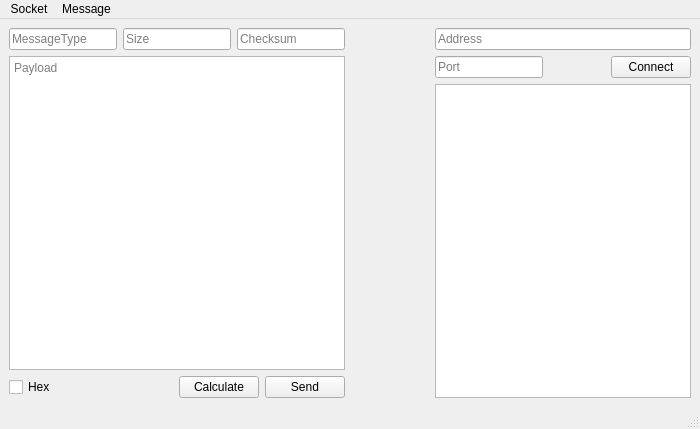
Qt form tools/SocketView/mainwindow.ui (jLantxa/server) before a commit.
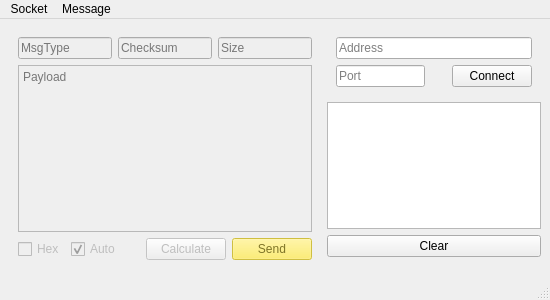
The same form after that commit.

Commit message:
Handle login and messages
  * Erase unlogged client after login
  * Add clients to list of user clients
  * Non-blocking read from sockets

The edit to the form file:
```diff
--- a/tools/SocketView/mainwindow.ui
+++ b/tools/SocketView/mainwindow.ui
@@ -6,30 +6,33 @@
    <rect>
     <x>0</x>
     <y>0</y>
-    <width>700</width>
-    <height>429</height>
+    <width>550</width>
+    <height>300</height>
    </rect>
   </property>
+  <property name="sizePolicy">
+   <sizepolicy hsizetype="Expanding" vsizetype="Minimum">
+    <horstretch>0</horstretch>
+    <verstretch>0</verstretch>
+   </sizepolicy>
+  </property>
   <property name="windowTitle">
    <string>MainWindow</string>
   </property>
   <widget class="QWidget" name="centralwidget">
    <layout class="QGridLayout" name="gridLayout">
-    <item row="0" column="0">
+    <item row="0" column="0" rowspan="3">
+     <widget class="QWidget" name="wMessageView" native="true">
+      <property name="enabled">
+       <bool>false</bool>
+      </property>
      <layout class="QVBoxLayout" name="verticalLayout_2">
       <item>
        <layout class="QHBoxLayout" name="horizontalLayout_2">
         <item>
          <widget class="QLineEdit" name="teMessageType">
           <property name="placeholderText">
-           <string>MessageType</string>
-          </property>
-         </widget>
-        </item>
-        <item>
-         <widget class="QLineEdit" name="teSize">
-          <property name="placeholderText">
-           <string>Size</string>
+            <string>MsgType</string>
           </property>
          </widget>
         </item>
@@ -40,6 +43,13 @@
           </property>
          </widget>
         </item>
+         <item>
+          <widget class="QLineEdit" name="teSize">
+           <property name="placeholderText">
+            <string>Size</string>
+           </property>
+          </widget>
+         </item>
        </layout>
       </item>
       <item>
@@ -53,11 +63,24 @@
        <layout class="QHBoxLayout" name="horizontalLayout_4">
         <item>
          <widget class="QCheckBox" name="cbHex">
+           <property name="enabled">
+            <bool>false</bool>
+           </property>
           <property name="text">
            <string>Hex</string>
           </property>
          </widget>
         </item>
+         <item>
+          <widget class="QCheckBox" name="cbAutoCalc">
+           <property name="text">
+            <string>Auto</string>
+           </property>
+           <property name="checked">
+            <bool>true</bool>
+           </property>
+          </widget>
+         </item>
         <item>
          <spacer name="horizontalSpacer_3">
           <property name="orientation">
@@ -80,6 +103,451 @@
         </item>
         <item>
          <widget class="QPushButton" name="bSend">
+           <property name="palette">
+            <palette>
+             <active>
+              <colorrole role="WindowText">
+               <brush brushstyle="SolidPattern">
+                <color alpha="255">
+                 <red>0</red>
+                 <green>0</green>
+                 <blue>0</blue>
+                </color>
+               </brush>
+              </colorrole>
+              <colorrole role="Button">
+               <brush brushstyle="SolidPattern">
+                <color alpha="255">
+                 <red>252</red>
+                 <green>233</green>
+                 <blue>79</blue>
+                </color>
+               </brush>
+              </colorrole>
+              <colorrole role="Light">
+               <brush brushstyle="SolidPattern">
+                <color alpha="255">
+                 <red>255</red>
+                 <green>250</green>
+                 <blue>203</blue>
+                </color>
+               </brush>
+              </colorrole>
+              <colorrole role="Midlight">
+               <brush brushstyle="SolidPattern">
+                <color alpha="255">
+                 <red>253</red>
+                 <green>241</green>
+                 <blue>141</blue>
+                </color>
+               </brush>
+              </colorrole>
+              <colorrole role="Dark">
+               <brush brushstyle="SolidPattern">
+                <color alpha="255">
+                 <red>126</red>
+                 <green>116</green>
+                 <blue>39</blue>
+                </color>
+               </brush>
+              </colorrole>
+              <colorrole role="Mid">
+               <brush brushstyle="SolidPattern">
+                <color alpha="255">
+                 <red>168</red>
+                 <green>155</green>
+                 <blue>52</blue>
+                </color>
+               </brush>
+              </colorrole>
+              <colorrole role="Text">
+               <brush brushstyle="SolidPattern">
+                <color alpha="255">
+                 <red>0</red>
+                 <green>0</green>
+                 <blue>0</blue>
+                </color>
+               </brush>
+              </colorrole>
+              <colorrole role="BrightText">
+               <brush brushstyle="SolidPattern">
+                <color alpha="255">
+                 <red>255</red>
+                 <green>255</green>
+                 <blue>255</blue>
+                </color>
+               </brush>
+              </colorrole>
+              <colorrole role="ButtonText">
+               <brush brushstyle="SolidPattern">
+                <color alpha="255">
+                 <red>0</red>
+                 <green>0</green>
+                 <blue>0</blue>
+                </color>
+               </brush>
+              </colorrole>
+              <colorrole role="Base">
+               <brush brushstyle="SolidPattern">
+                <color alpha="255">
+                 <red>255</red>
+                 <green>255</green>
+                 <blue>255</blue>
+                </color>
+               </brush>
+              </colorrole>
+              <colorrole role="Window">
+               <brush brushstyle="SolidPattern">
+                <color alpha="255">
+                 <red>252</red>
+                 <green>233</green>
+                 <blue>79</blue>
+                </color>
+               </brush>
+              </colorrole>
+              <colorrole role="Shadow">
+               <brush brushstyle="SolidPattern">
+                <color alpha="255">
+                 <red>0</red>
+                 <green>0</green>
+                 <blue>0</blue>
+                </color>
+               </brush>
+              </colorrole>
+              <colorrole role="AlternateBase">
+               <brush brushstyle="SolidPattern">
+                <color alpha="255">
+                 <red>253</red>
+                 <green>244</green>
+                 <blue>167</blue>
+                </color>
+               </brush>
+              </colorrole>
+              <colorrole role="ToolTipBase">
+               <brush brushstyle="SolidPattern">
+                <color alpha="255">
+                 <red>255</red>
+                 <green>255</green>
+                 <blue>220</blue>
+                </color>
+               </brush>
+              </colorrole>
+              <colorrole role="ToolTipText">
+               <brush brushstyle="SolidPattern">
+                <color alpha="255">
+                 <red>0</red>
+                 <green>0</green>
+                 <blue>0</blue>
+                </color>
+               </brush>
+              </colorrole>
+              <colorrole role="PlaceholderText">
+               <brush brushstyle="SolidPattern">
+                <color alpha="128">
+                 <red>0</red>
+                 <green>0</green>
+                 <blue>0</blue>
+                </color>
+               </brush>
+              </colorrole>
+             </active>
+             <inactive>
+              <colorrole role="WindowText">
+               <brush brushstyle="SolidPattern">
+                <color alpha="255">
+                 <red>0</red>
+                 <green>0</green>
+                 <blue>0</blue>
+                </color>
+               </brush>
+              </colorrole>
+              <colorrole role="Button">
+               <brush brushstyle="SolidPattern">
+                <color alpha="255">
+                 <red>252</red>
+                 <green>233</green>
+                 <blue>79</blue>
+                </color>
+               </brush>
+              </colorrole>
+              <colorrole role="Light">
+               <brush brushstyle="SolidPattern">
+                <color alpha="255">
+                 <red>255</red>
+                 <green>250</green>
+                 <blue>203</blue>
+                </color>
+               </brush>
+              </colorrole>
+              <colorrole role="Midlight">
+               <brush brushstyle="SolidPattern">
+                <color alpha="255">
+                 <red>253</red>
+                 <green>241</green>
+                 <blue>141</blue>
+                </color>
+               </brush>
+              </colorrole>
+              <colorrole role="Dark">
+               <brush brushstyle="SolidPattern">
+                <color alpha="255">
+                 <red>126</red>
+                 <green>116</green>
+                 <blue>39</blue>
+                </color>
+               </brush>
+              </colorrole>
+              <colorrole role="Mid">
+               <brush brushstyle="SolidPattern">
+                <color alpha="255">
+                 <red>168</red>
+                 <green>155</green>
+                 <blue>52</blue>
+                </color>
+               </brush>
+              </colorrole>
+              <colorrole role="Text">
+               <brush brushstyle="SolidPattern">
+                <color alpha="255">
+                 <red>0</red>
+                 <green>0</green>
+                 <blue>0</blue>
+                </color>
+               </brush>
+              </colorrole>
+              <colorrole role="BrightText">
+               <brush brushstyle="SolidPattern">
+                <color alpha="255">
+                 <red>255</red>
+                 <green>255</green>
+                 <blue>255</blue>
+                </color>
+               </brush>
+              </colorrole>
+              <colorrole role="ButtonText">
+               <brush brushstyle="SolidPattern">
+                <color alpha="255">
+                 <red>0</red>
+                 <green>0</green>
+                 <blue>0</blue>
+                </color>
+               </brush>
+              </colorrole>
+              <colorrole role="Base">
+               <brush brushstyle="SolidPattern">
+                <color alpha="255">
+                 <red>255</red>
+                 <green>255</green>
+                 <blue>255</blue>
+                </color>
+               </brush>
+              </colorrole>
+              <colorrole role="Window">
+               <brush brushstyle="SolidPattern">
+                <color alpha="255">
+                 <red>252</red>
+                 <green>233</green>
+                 <blue>79</blue>
+                </color>
+               </brush>
+              </colorrole>
+              <colorrole role="Shadow">
+               <brush brushstyle="SolidPattern">
+                <color alpha="255">
+                 <red>0</red>
+                 <green>0</green>
+                 <blue>0</blue>
+                </color>
+               </brush>
+              </colorrole>
+              <colorrole role="AlternateBase">
+               <brush brushstyle="SolidPattern">
+                <color alpha="255">
+                 <red>253</red>
+                 <green>244</green>
+                 <blue>167</blue>
+                </color>
+               </brush>
+              </colorrole>
+              <colorrole role="ToolTipBase">
+               <brush brushstyle="SolidPattern">
+                <color alpha="255">
+                 <red>255</red>
+                 <green>255</green>
+                 <blue>220</blue>
+                </color>
+               </brush>
+              </colorrole>
+              <colorrole role="ToolTipText">
+               <brush brushstyle="SolidPattern">
+                <color alpha="255">
+                 <red>0</red>
+                 <green>0</green>
+                 <blue>0</blue>
+                </color>
+               </brush>
+              </colorrole>
+              <colorrole role="PlaceholderText">
+               <brush brushstyle="SolidPattern">
+                <color alpha="128">
+                 <red>0</red>
+                 <green>0</green>
+                 <blue>0</blue>
+                </color>
+               </brush>
+              </colorrole>
+             </inactive>
+             <disabled>
+              <colorrole role="WindowText">
+               <brush brushstyle="SolidPattern">
+                <color alpha="255">
+                 <red>126</red>
+                 <green>116</green>
+                 <blue>39</blue>
+                </color>
+               </brush>
+              </colorrole>
+              <colorrole role="Button">
+               <brush brushstyle="SolidPattern">
+                <color alpha="255">
+                 <red>252</red>
+                 <green>233</green>
+                 <blue>79</blue>
+                </color>
+               </brush>
+              </colorrole>
+              <colorrole role="Light">
+               <brush brushstyle="SolidPattern">
+                <color alpha="255">
+                 <red>255</red>
+                 <green>250</green>
+                 <blue>203</blue>
+                </color>
+               </brush>
+              </colorrole>
+              <colorrole role="Midlight">
+               <brush brushstyle="SolidPattern">
+                <color alpha="255">
+                 <red>253</red>
+                 <green>241</green>
+                 <blue>141</blue>
+                </color>
+               </brush>
+              </colorrole>
+              <colorrole role="Dark">
+               <brush brushstyle="SolidPattern">
+                <color alpha="255">
+                 <red>126</red>
+                 <green>116</green>
+                 <blue>39</blue>
+                </color>
+               </brush>
+              </colorrole>
+              <colorrole role="Mid">
+               <brush brushstyle="SolidPattern">
+                <color alpha="255">
+                 <red>168</red>
+                 <green>155</green>
+                 <blue>52</blue>
+                </color>
+               </brush>
+              </colorrole>
+              <colorrole role="Text">
+               <brush brushstyle="SolidPattern">
+                <color alpha="255">
+                 <red>126</red>
+                 <green>116</green>
+                 <blue>39</blue>
+                </color>
+               </brush>
+              </colorrole>
+              <colorrole role="BrightText">
+               <brush brushstyle="SolidPattern">
+                <color alpha="255">
+                 <red>255</red>
+                 <green>255</green>
+                 <blue>255</blue>
+                </color>
+               </brush>
+              </colorrole>
+              <colorrole role="ButtonText">
+               <brush brushstyle="SolidPattern">
+                <color alpha="255">
+                 <red>126</red>
+                 <green>116</green>
+                 <blue>39</blue>
+                </color>
+               </brush>
+              </colorrole>
+              <colorrole role="Base">
+               <brush brushstyle="SolidPattern">
+                <color alpha="255">
+                 <red>252</red>
+                 <green>233</green>
+                 <blue>79</blue>
+                </color>
+               </brush>
+              </colorrole>
+              <colorrole role="Window">
+               <brush brushstyle="SolidPattern">
+                <color alpha="255">
+                 <red>252</red>
+                 <green>233</green>
+                 <blue>79</blue>
+                </color>
+               </brush>
+              </colorrole>
+              <colorrole role="Shadow">
+               <brush brushstyle="SolidPattern">
+                <color alpha="255">
+                 <red>0</red>
+                 <green>0</green>
+                 <blue>0</blue>
+                </color>
+               </brush>
+              </colorrole>
+              <colorrole role="AlternateBase">
+               <brush brushstyle="SolidPattern">
+                <color alpha="255">
+                 <red>252</red>
+                 <green>233</green>
+                 <blue>79</blue>
+                </color>
+               </brush>
+              </colorrole>
+              <colorrole role="ToolTipBase">
+               <brush brushstyle="SolidPattern">
+                <color alpha="255">
+                 <red>255</red>
+                 <green>255</green>
+                 <blue>220</blue>
+                </color>
+               </brush>
+              </colorrole>
+              <colorrole role="ToolTipText">
+               <brush brushstyle="SolidPattern">
+                <color alpha="255">
+                 <red>0</red>
+                 <green>0</green>
+                 <blue>0</blue>
+                </color>
+               </brush>
+              </colorrole>
+              <colorrole role="PlaceholderText">
+               <brush brushstyle="SolidPattern">
+                <color alpha="128">
+                 <red>0</red>
+                 <green>0</green>
+                 <blue>0</blue>
+                </color>
+               </brush>
+              </colorrole>
+             </disabled>
+            </palette>
+           </property>
+           <property name="autoFillBackground">
+            <bool>false</bool>
+           </property>
           <property name="text">
            <string>Send</string>
           </property>
@@ -88,23 +556,14 @@
        </layout>
       </item>
      </layout>
+     </widget>
     </item>
     <item row="0" column="1">
-     <spacer name="horizontalSpacer_2">
-      <property name="orientation">
-       <enum>Qt::Horizontal</enum>
-      </property>
-      <property name="sizeHint" stdset="0">
-       <size>
-        <width>40</width>
-        <height>20</height>
-       </size>
-      </property>
-     </spacer>
-    </item>
-    <item row="0" column="2">
      <layout class="QVBoxLayout" name="verticalLayout">
       <item>
+       <widget class="QWidget" name="wConnection" native="true">
+        <layout class="QVBoxLayout" name="verticalLayout_4">
+         <item>
        <widget class="QLineEdit" name="teAddress">
         <property name="placeholderText">
          <string>Address</string>
@@ -142,9 +601,19 @@
         </item>
        </layout>
       </item>
+        </layout>
+       </widget>
+      </item>
       <item>
        <widget class="QListWidget" name="listMessages"/>
       </item>
+      <item>
+       <widget class="QPushButton" name="bClearList">
+        <property name="text">
+         <string>Clear</string>
+        </property>
+       </widget>
+      </item>
      </layout>
     </item>
    </layout>
@@ -154,7 +623,7 @@
     <rect>
      <x>0</x>
      <y>0</y>
-     <width>700</width>
+     <width>550</width>
      <height>29</height>
     </rect>
    </property>
```
Left out of the diff: 24 changed lines with no effect on the pictures. Lines whose indentation alone changed are shown as unchanged. The commit also changes 11 other files.
